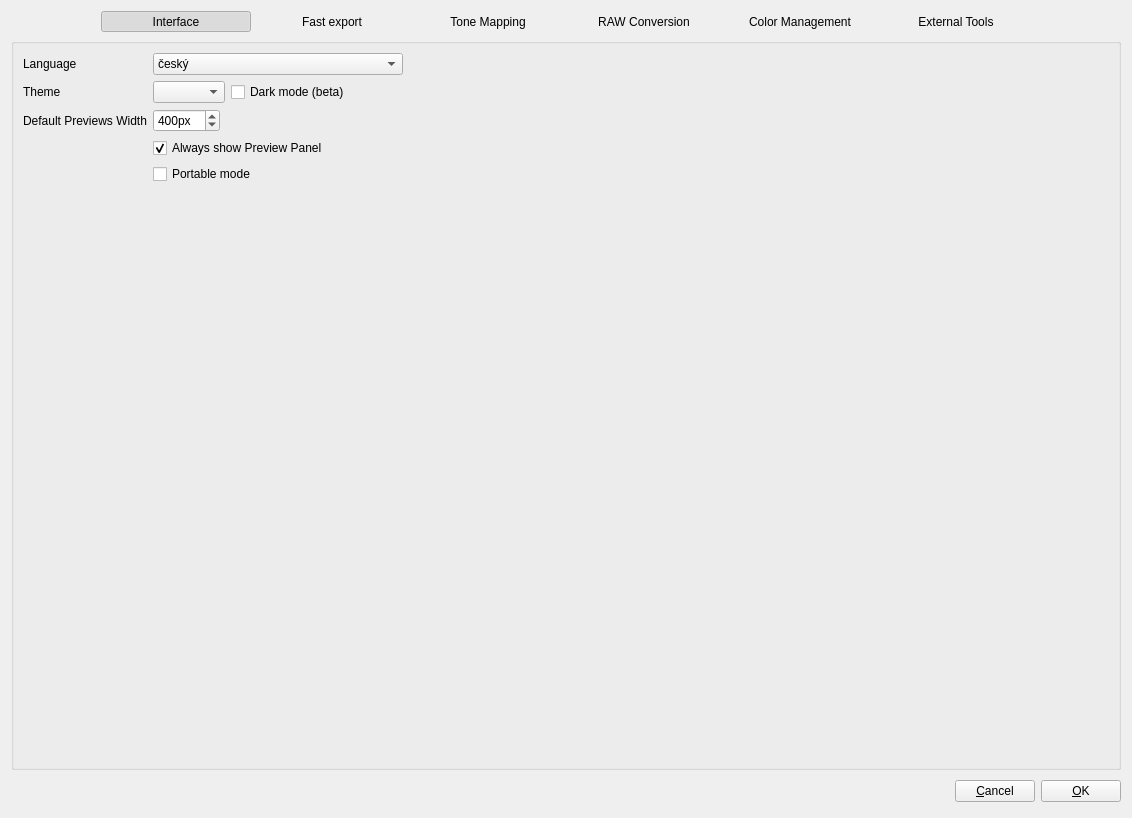
Qt form src/Preferences/PreferencesDialog.ui (LuminanceHDR/LuminanceHDR) before a commit.
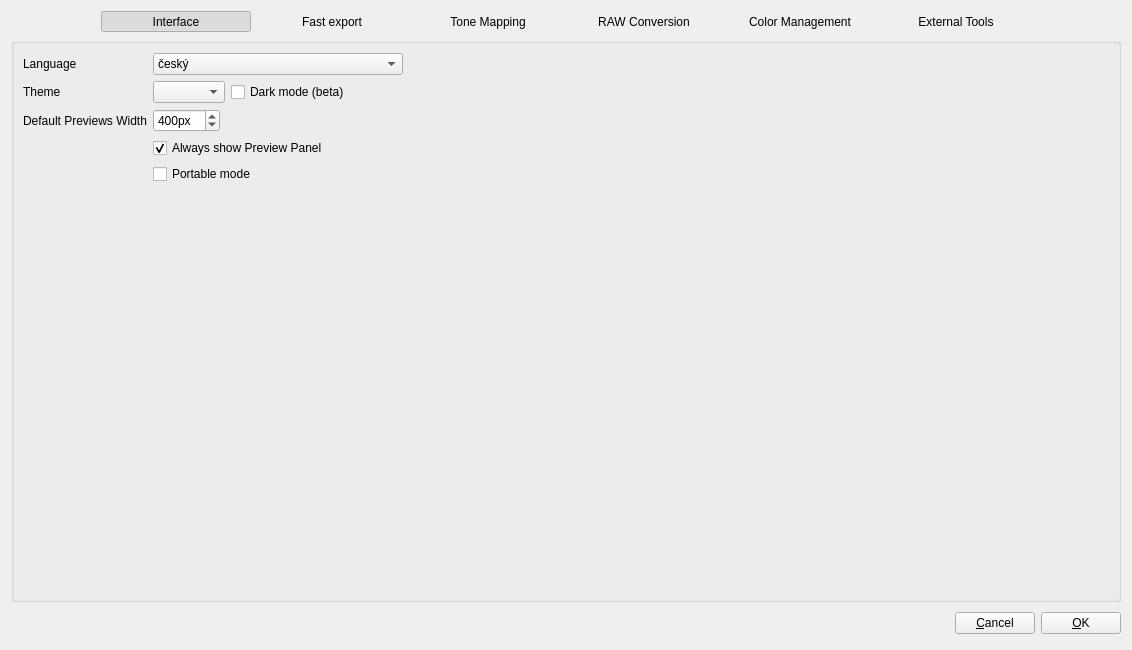
The same form after that commit. Icons and pictures are not drawn.

Commit message: [PreferencesDialog]: fix maximum height to fit lowres monitors

Patch:
```diff
--- a/src/Preferences/PreferencesDialog.ui
+++ b/src/Preferences/PreferencesDialog.ui
@@ -7,7 +7,7 @@
     <x>0</x>
     <y>0</y>
     <width>1132</width>
-    <height>818</height>
+    <height>650</height>
    </rect>
   </property>
   <property name="sizePolicy">
@@ -16,6 +16,12 @@
     <verstretch>0</verstretch>
    </sizepolicy>
   </property>
+  <property name="maximumSize">
+   <size>
+    <width>16777215</width>
+    <height>650</height>
+   </size>
+  </property>
   <property name="windowTitle">
    <string>Preferences</string>
   </property>
```
